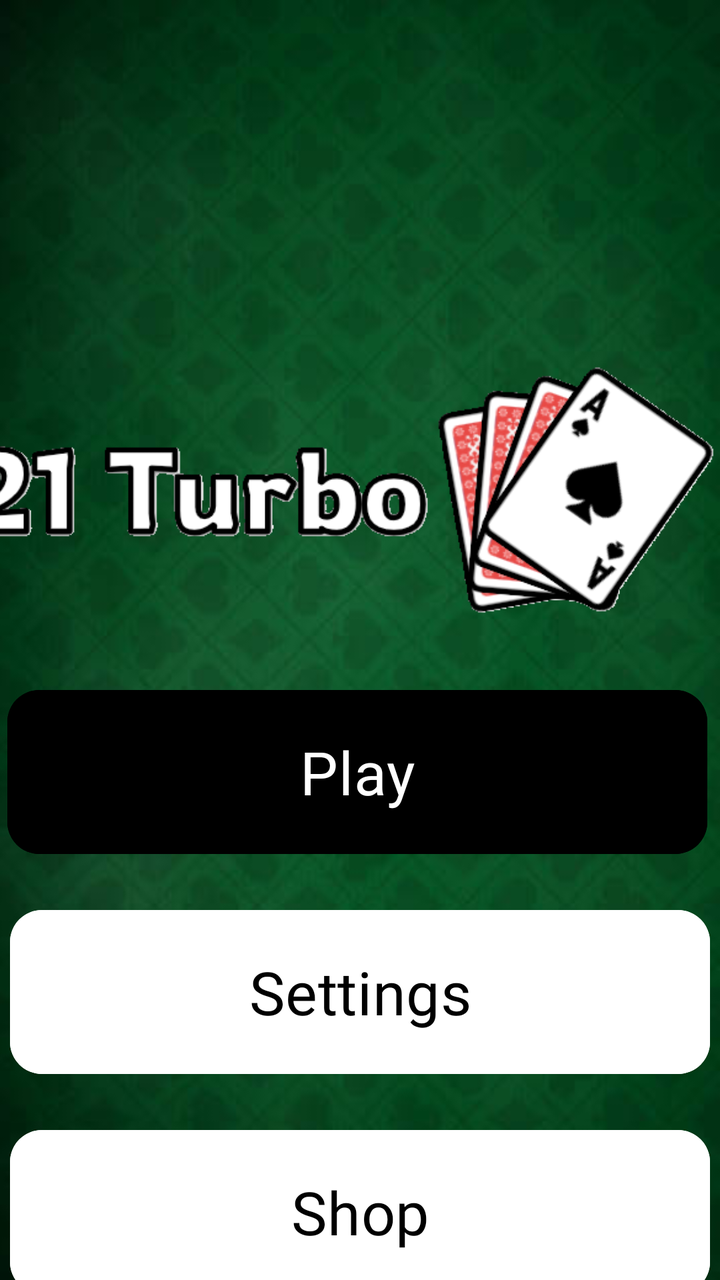
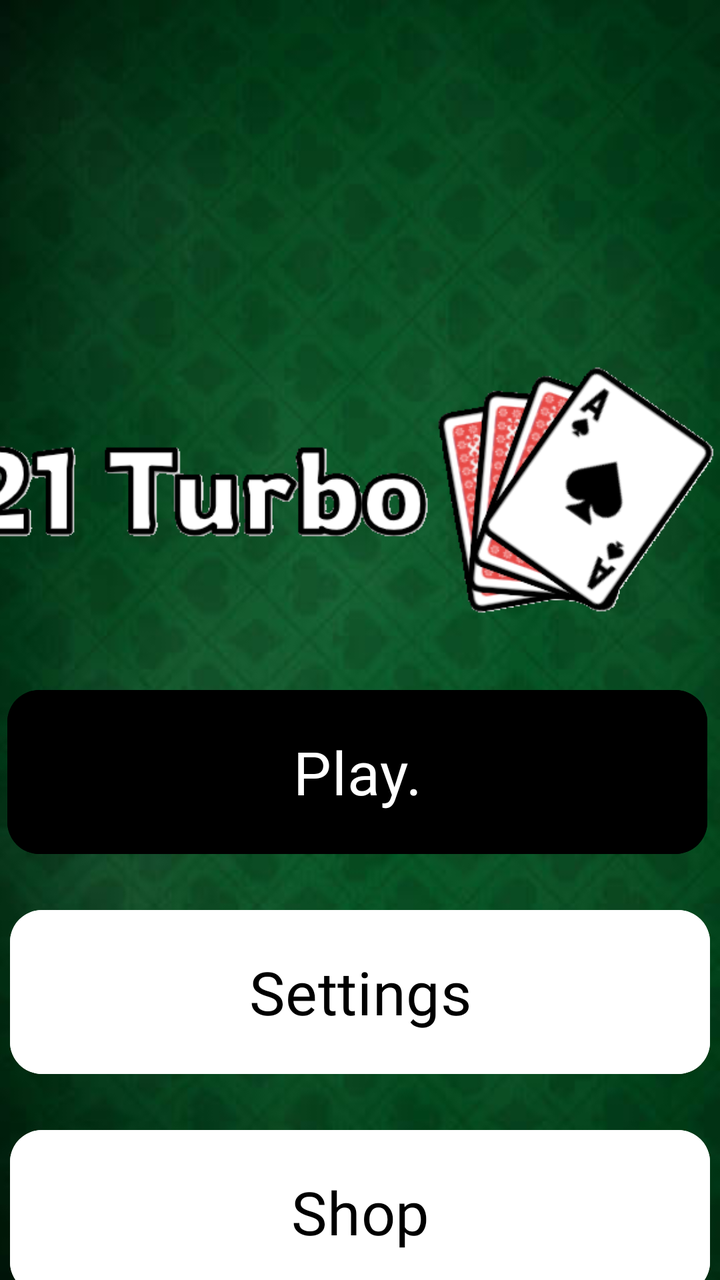

Two renders of the same Android screen: before a commit and after it. Below are the layout's source before the change and the commit's diff.
<!-- AndroidManifest.xml: application theme Theme._21Turbo -->
<!-- res/layout/screen_main.xml -->
<?xml version="1.0" encoding="utf-8"?>
<androidx.constraintlayout.widget.ConstraintLayout xmlns:android="http://schemas.android.com/apk/res/android"
    xmlns:app="http://schemas.android.com/apk/res-auto"
    xmlns:tools="http://schemas.android.com/tools"
    android:id="@+id/main"
    android:layout_width="match_parent"
    android:layout_height="match_parent"
    android:background="@drawable/table_background"
    tools:context=".MainActivity"
    tools:layout_editor_absoluteX="-18dp"
    tools:layout_editor_absoluteY="-48dp">

    <ImageView
        android:id="@+id/imageView"
        android:layout_width="455dp"
        android:layout_height="410dp"
        android:layout_marginTop="60dp"
        app:layout_constraintEnd_toEndOf="parent"
        app:layout_constraintHorizontal_bias="0.795"
        app:layout_constraintStart_toStartOf="parent"
        app:layout_constraintTop_toTopOf="parent"
        app:srcCompat="@drawable/game_logo" />

    <Button
        android:id="@+id/button"
        android:layout_width="wrap_content"
        android:layout_height="wrap_content"
        android:layout_marginStart="160dp"
        android:layout_marginTop="341dp"
        android:layout_marginEnd="163dp"
        android:text="Play"
        android:fontFamily="@font/rowdies_regular"
        android:textSize="30sp"
        android:textColor="#FFFFFF"
        android:backgroundTint="#000000"
        android:width="350dp"
        android:height="90dp"
        app:shapeAppearanceOverlay="@style/LessRoundButton"
        app:layout_constraintEnd_toEndOf="parent"
        app:layout_constraintStart_toStartOf="parent"
        app:layout_constraintTop_toTopOf="parent" />

    <Button
        android:id="@+id/button2"
        android:layout_width="wrap_content"
        android:layout_height="wrap_content"
        android:text="Settings"
        android:fontFamily="@font/rowdies_regular"
        android:textSize="30sp"
        android:textColor="#000000"
        android:backgroundTint="#FFFFFF"
        android:width="350dp"
        android:height="90dp"
        app:shapeAppearanceOverlay="@style/LessRoundButton"
        app:layout_constraintEnd_toEndOf="parent"
        app:layout_constraintStart_toStartOf="parent"
        app:layout_constraintTop_toBottomOf="@id/button"
        android:layout_marginTop="20dp"/>

    <Button
        android:id="@+id/button3"
        android:layout_width="wrap_content"
        android:layout_height="wrap_content"
        android:text="Shop"
        android:fontFamily="@font/rowdies_regular"
        android:textSize="30sp"
        android:textColor="#000000"
        android:backgroundTint="#FFFFFF"
        android:width="350dp"
        android:height="90dp"
        app:shapeAppearanceOverlay="@style/LessRoundButton"
        app:layout_constraintEnd_toEndOf="parent"
        app:layout_constraintStart_toStartOf="parent"
        app:layout_constraintTop_toBottomOf="@id/button2"
        android:layout_marginTop="20dp"/>

    
    <androidx.constraintlayout.widget.Guideline
        android:id="@+id/guideline"
        android:layout_width="wrap_content"
        android:layout_height="wrap_content"
        app:layout_constraintVertical_chainStyle="spread" />

</androidx.constraintlayout.widget.ConstraintLayout>
<!-- resources referenced by this layout -->
<resources>
  <!-- drawable game_logo: png bitmap (drawable, 50995 bytes) -->
  <!-- drawable table_background: png bitmap (drawable, 149849 bytes) -->
  <style name="LessRoundButton" parent="ShapeAppearance.MaterialComponents.SmallComponent">
      <item name="cornerSize">16dp</item></style>
  <style name="Theme._21Turbo" parent="Base.Theme._21Turbo" />
  <style name="Base.Theme._21Turbo" parent="Theme.Material3.DayNight.NoActionBar">
          
          
      </style>
</resources>

<!-- the commit's change to res/layout/screen_main.xml (unified diff, before → after) -->
@@ -28,7 +28,7 @@
         android:layout_marginStart="160dp"
         android:layout_marginTop="341dp"
         android:layout_marginEnd="163dp"
-        android:text="Play"
+        android:text="Play."
         android:fontFamily="@font/rowdies_regular"
         android:textSize="30sp"
         android:textColor="#FFFFFF"
